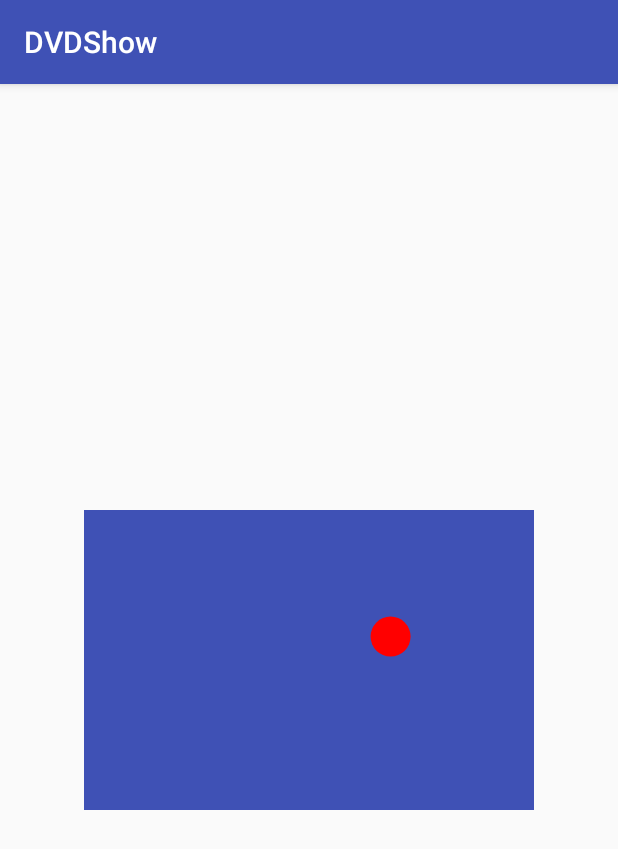
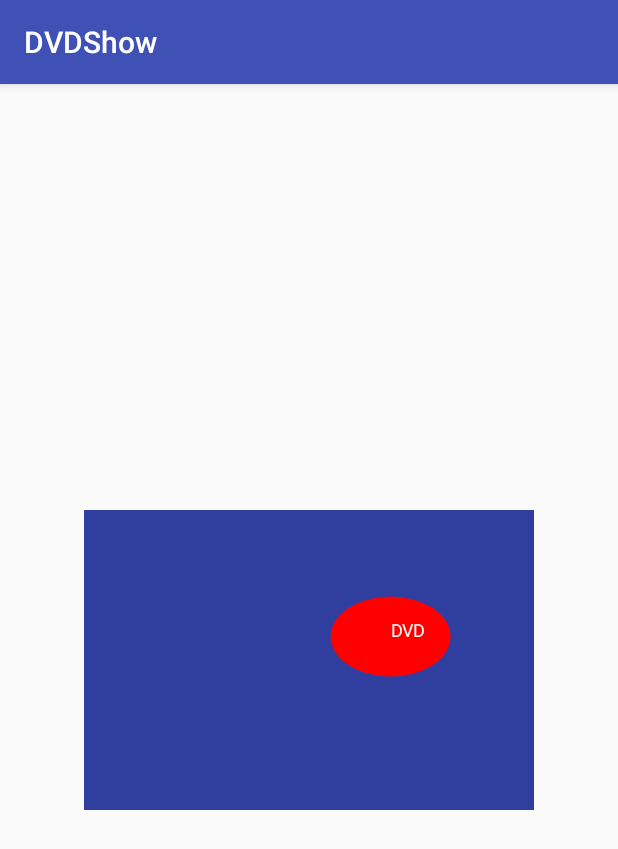
Before and after one commit to lovejjfg/DVDShow, an Android app: the screen it shows after launch (MainActivity), on a phone screen of 412 x 824 dp. Shown: the top 849 px of the screen. Run offline under Robolectric (Android 15) with nearby library versions, the phone set to English and light mode, and no system bars.

Commit message:
to be continue.

```diff
--- a/app/src/main/java/com/lovejjfg/dvdshow/DVDView.kt
+++ b/app/src/main/java/com/lovejjfg/dvdshow/DVDView.kt
@@ -21,7 +21,9 @@ class DVDView @JvmOverloads constructor(
     context: Context, attrs: AttributeSet? = null, defStyleAttr: Int = 0
 ) : View(context, attrs, defStyleAttr) {
     private val paint: Paint = Paint(Paint.ANTI_ALIAS_FLAG)
+    private val textPaint: Paint = Paint(paint)
     private val rectF = RectF()
+    private val ovalRectF = RectF()
     private var startAngle = (Math.PI * 3 / 4)
     private val startSide = 0
     private val path = Path()
@@ -36,11 +38,15 @@ class DVDView @JvmOverloads constructor(
     private var needRevert = false
     private var maxLength = 0.toDouble()
     private val maxDuration: Long = 2000
-    private var radius = 20f
+    private var radius = 40f
 
     init {
         paint.color = Color.RED
         paint.style = Paint.Style.FILL
+        textPaint.textSize = 18f
+        textPaint.color = Color.WHITE
+
+//        paint.co
         animator.interpolator = LinearInterpolator()
         animator.addUpdateListener {
             val value = it.animatedValue as Float
@@ -50,9 +56,10 @@ class DVDView @JvmOverloads constructor(
             tanValue = Math.abs(tanFloatArray[1] / tanFloatArray[0])
 //            println("具体值：：：： $tanValue")
 //            println("计算角度：：：π/${Math.PI / tanAngle}")
-            if (tanValue > 1.74) {
-                throw IllegalStateException("参数不对了：$tanValue")
-            }
+            println(tanValue)
+//            if (tanValue > 1.74) {
+//                throw IllegalStateException("参数不对了：$tanValue")
+//            }
             if (tanValue.isNaN()) {
                 throw IllegalStateException("参数不对了：y:${tanFloatArray[1]}  x:${tanFloatArray[0]}")
             }
@@ -63,11 +70,15 @@ class DVDView @JvmOverloads constructor(
             }
             currentX = floatArray[0]
             currentY = floatArray[1]
+            ovalRectF.set(
+                currentX - 1.5f * radius, currentY - radius, currentX + 1.5f * radius,
+                currentY + radius
+            )
             invalidate()
 
         }
         postDelayed({
-            currentX = 0f
+            currentX = ovalX()
             currentY = rectF.height() * .4f
             tanValue = Math.abs(Math.tan(startAngle).toFloat())
             maxLength = Math.sqrt(rectF.width() * rectF.width().toDouble() + rectF.height() * rectF.height().toDouble())
@@ -83,10 +94,16 @@ class DVDView @JvmOverloads constructor(
     }
 
     override fun onDraw(canvas: Canvas) {
+        if (floatArray[0] == 0f && floatArray[1] == 0f) {
+            return
+        }
+
         if (reCalculate) {
             calculate()
         }
-        canvas.drawCircle(floatArray[0], floatArray[1], radius, paint)
+//        canvas.drawCircle(floatArray[0], floatArray[1], radius, paint)
+        canvas.drawOval(ovalRectF, paint)
+        canvas.drawText("DVD", ovalRectF.centerX(), ovalRectF.centerY(), textPaint)
     }
 
     private fun calculate() {
@@ -125,61 +142,69 @@ class DVDView @JvmOverloads constructor(
     }
 
     fun handUp() {
-        if (currentX == 0f) {// normal
+        if (currentX == 0f + ovalX()) {// normal
             val resultX = currentX + (currentY) / tanValue
             val dx = resultX - rectF.width()
-            if (resultX > rectF.width()) {
+            if (resultX > rectF.width() - ovalX()) {
                 Log.e("calculate", "上升 handUp:越界情况")
-                path.lineTo(rectF.width(), dx * tanValue)
+                path.lineTo(rectF.width() - ovalX(), (dx - ovalX()) * tanValue)
             } else {
                 Log.e("calculate", "上升 handUp:正常情况")
-                path.lineTo(resultX, 0f)
+                path.lineTo(resultX, 0f + ovalY())
             }
             needRevert = dx > 0
-        } else if (currentX == rectF.width()) {// normal revert
+        } else if (currentX == rectF.width() - ovalX()) {// normal revert
             val resultX = (rectF.height() - currentY) / tanValue
             val dx = resultX - currentX
-            if (currentX - resultX < 0) {
+            if (currentX - resultX < ovalX()) {
                 Log.e("calculate", " handUp 下降:越界情况")
-                path.lineTo(0f, rectF.height() - dx * tanValue)
+                path.lineTo(0f + ovalX(), rectF.height() - dx * tanValue)
                 needRevert = true
             } else {
                 Log.e("calculate", " handUp 下降:正常情况")
-                path.lineTo(currentX - resultX, rectF.height())
+                path.lineTo(currentX - resultX, rectF.height() - ovalY())
                 needRevert = false
             }
         }
     }
 
+    //todo support
+    fun ovalX() =0f
+    fun ovalY() = 0f
+    fun startX() = ovalX()
+    fun endX() = rectF.width()-ovalX()
+    fun startY() = ovalY()
+    fun endY() = rectF.height()-ovalY()
+
     fun handRevertUp() {
-        if (currentY == 0f) {// normal
+        if (currentY == 0f + ovalY()) {// normal
             val resultX = currentX
             val resultY = tanValue * resultX
             val dy = resultY - rectF.height()
             val dx = dy / tanValue
-            if (dy > 0) {
+            if (dy > ovalY()) {
                 Log.e("calculate", "下降 handRevertUp:越界情况")
-                path.lineTo(dx, rectF.height())
+                path.lineTo(dx, rectF.height() - ovalY())
                 needRevert = false
             } else {
                 Log.e("calculate", "下降 handRevertUp:正常情况")
-                path.lineTo(0f, resultY)
+                path.lineTo(0f + ovalX(), resultY)
                 needRevert = true
             }
-        } else if (currentY == rectF.height()) {// normal revert
+        } else if (currentY == rectF.height() - ovalY()) {// normal revert
             //todo
             var resultX = rectF.width()
             val dx = resultX - currentX
             val resultY = dx * tanValue
             val dy = resultY - rectF.height()
-            if (dy > 0) {
+            if (dy > ovalY()) {
                 Log.e("calculate", " handRevertUp 上升:越界情况")
                 resultX = rectF.height() / tanValue
-                path.lineTo(currentX + resultX, 0f)
+                path.lineTo(currentX + resultX, 0f + ovalY())
                 needRevert = false
             } else {
                 Log.e("calculate", " handRevertUp 上升:正常情况")
-                path.lineTo(rectF.width(), -dy)
+                path.lineTo(rectF.width() - ovalX(), -dy)
                 needRevert = true
             }
         }
@@ -187,27 +212,27 @@ class DVDView @JvmOverloads constructor(
 
     fun handDown() {
         val width = rectF.width()
-        if (currentY == 0f) {//&& currentX != right// normal
+        if (currentY == 0f + ovalY()) {//&& currentX != right// normal
             val resultY = (width - currentX) * tanValue
             val dy = resultY - rectF.height()
-            needRevert = if (resultY > rectF.height()) {
-                path.lineTo(width - dy / tanValue, rectF.height())
+            needRevert = if (resultY > rectF.height() - ovalY()) {
+                path.lineTo(width - dy / tanValue, rectF.height() - ovalY())
                 Log.e("calculate", " handDown 下降:越界情况")
                 true
             } else {
-                path.lineTo(width, (width - currentX) * tanValue)
+                path.lineTo(width - ovalX(), (width - currentX) * tanValue)
                 Log.e("calculate", " handDown 下降:正常情况")
                 false
             }
-        } else if (currentY == rectF.height()) { // normal revert
+        } else if (currentY == rectF.height() - ovalY()) { // normal revert
             val resultY = currentY - (currentX) * tanValue
             val dy = -resultY
-            needRevert = if (resultY < 0) {
-                path.lineTo(dy / tanValue, 0f)
+            needRevert = if (resultY < ovalY()) {
+                path.lineTo(dy / tanValue, 0f + ovalY())
                 Log.e("calculate", "上升 handDown:越界情况")
                 true
             } else {
-                path.lineTo(0f, currentY - (currentX) * tanValue)
+                path.lineTo(0f + ovalX(), currentY - (currentX - ovalX()) * tanValue)
                 Log.e("calculate", "上升 handDown:正常情况")
                 false
             }
@@ -215,31 +240,31 @@ class DVDView @JvmOverloads constructor(
     }
 
     fun handRecertDown() {
-        if (currentX == rectF.width()) {//&& currentX != right// normal
+        if (currentX == rectF.width() - ovalX()) {//&& currentX != right// normal
             val resultY = 0f
             val resultX = (currentY - resultY) / tanValue
-            if (resultX > rectF.width()) {
+            if (resultX > rectF.width() - ovalX()) {
                 val dx = resultX - rectF.width()
                 val dy = dx * tanValue
-                path.lineTo(0f, dy)
+                path.lineTo(0f + ovalX(), dy)
                 Log.e("calculate", "上升 handRecertDown:越界情况")
                 needRevert = false
             } else {
-                path.lineTo(currentX - resultX, resultY)
+                path.lineTo(currentX - resultX, resultY + ovalY())
                 Log.e("calculate", "上升 handRecertDown:正常情况")
                 needRevert = true
             }
-        } else if (currentX == 0f) { // normal revert
+        } else if (currentX == 0f + ovalX()) { // normal revert
             val resultY = rectF.height()
             val dy = resultY - currentY
             val resultX = dy / tanValue
-            if (resultX > rectF.width()) {
+            if (resultX > rectF.width() - ovalX()) {
                 val dx = resultX - rectF.width()
-                path.lineTo(rectF.width(), resultY - dx * tanValue)
+                path.lineTo(rectF.width() - ovalX(), resultY - dx * tanValue)
                 Log.e("calculate", " handRecertDown 下降:越界情况")
                 needRevert = false
             } else {
-                path.lineTo(resultX, resultY)
+                path.lineTo(resultX, rectF.height() - ovalY())
                 Log.e("calculate", " handRecertDown 下降:正常情况")
                 needRevert = true
             }
--- a/app/src/main/res/layout/activity_main.xml
+++ b/app/src/main/res/layout/activity_main.xml
@@ -9,12 +9,21 @@
     android:clipToPadding="false"
     tools:context=".MainActivity">
 
-        <!--android:layout_height="346.4dp"-->
+    <View
+        android:layout_width="345dp"
+        android:layout_height="230dp"
+        android:visibility="gone"
+        android:background="@color/colorPrimary"
+        app:layout_constraintBottom_toBottomOf="parent"
+        app:layout_constraintLeft_toLeftOf="parent"
+        app:layout_constraintRight_toRightOf="parent"
+        app:layout_constraintTop_toTopOf="parent"/>
+
+    <!--android:layout_height="346.4dp"-->
     <com.lovejjfg.dvdshow.DVDView
         android:layout_width="300dp"
         android:layout_height="200dp"
-        android:background="@color/colorPrimary"
-
+        android:background="@color/colorPrimaryDark"
         app:layout_constraintBottom_toBottomOf="parent"
         app:layout_constraintLeft_toLeftOf="parent"
         app:layout_constraintRight_toRightOf="parent"
```
